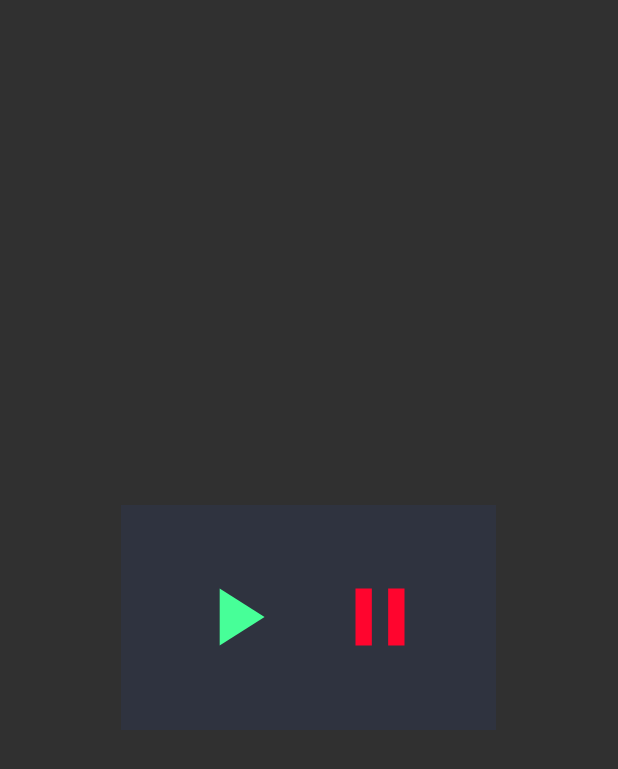
After one commit to Siddhartha8899/UltrasoundController, an Android app: the layout play_pop_up.xml on its own in the app's theme, with its tools: preview values and no code run, on a phone screen of 412 x 824 dp. The commit adds this screen. Shown: the top 769 px of the screen. Run offline under Robolectric (Android 15) with nearby library versions, the phone set to English and light mode, and no system bars.

Commit message:
Play/pause feature

```diff
--- /dev/null
+++ b/app/src/main/res/drawable/ic_baseline_pause_24.xml
@@ -0,0 +1,5 @@
+<vector android:height="24dp" android:tint="#FF052E"
+    android:viewportHeight="24" android:viewportWidth="24"
+    android:width="24dp" xmlns:android="http://schemas.android.com/apk/res/android">
+    <path android:fillColor="@android:color/white" android:pathData="M6,19h4L10,5L6,5v14zM14,5v14h4L18,5h-4z"/>
+</vector>
--- /dev/null
+++ b/app/src/main/res/drawable/ic_baseline_play_arrow_24.xml
@@ -0,0 +1,5 @@
+<vector android:height="24dp" android:tint="#47FF98"
+    android:viewportHeight="24" android:viewportWidth="24"
+    android:width="24dp" xmlns:android="http://schemas.android.com/apk/res/android">
+    <path android:fillColor="@android:color/white" android:pathData="M8,5v14l11,-7z"/>
+</vector>
--- /dev/null
+++ b/app/src/main/res/layout/play_pop_up.xml
@@ -0,0 +1,28 @@
+<?xml version="1.0" encoding="utf-8"?>
+<LinearLayout
+    xmlns:android="http://schemas.android.com/apk/res/android"
+    android:layout_width="250dp"
+    android:layout_height="150dp"
+    android:background="#2f333f"
+    android:padding="5dp"
+    android:layout_gravity="center"
+    android:orientation="horizontal"
+    android:gravity="center">
+
+    <Button
+        android:id="@+id/play"
+        android:layout_width="65dp"
+        android:layout_height="65dp"
+        android:background="@drawable/ic_baseline_play_arrow_24"
+        android:layout_margin="15dp"
+        />
+    <Button
+        android:id="@+id/pause"
+        android:layout_width="65dp"
+        android:layout_height="65dp"
+        android:background="@drawable/ic_baseline_pause_24"
+        android:layout_margin="15dp"/>
+
+
+
+</LinearLayout>
```
Also changed, not shown: app/src/main/java/com/example/ultrasoundcontroller/MainActivity.java (+32 -1 lines).
